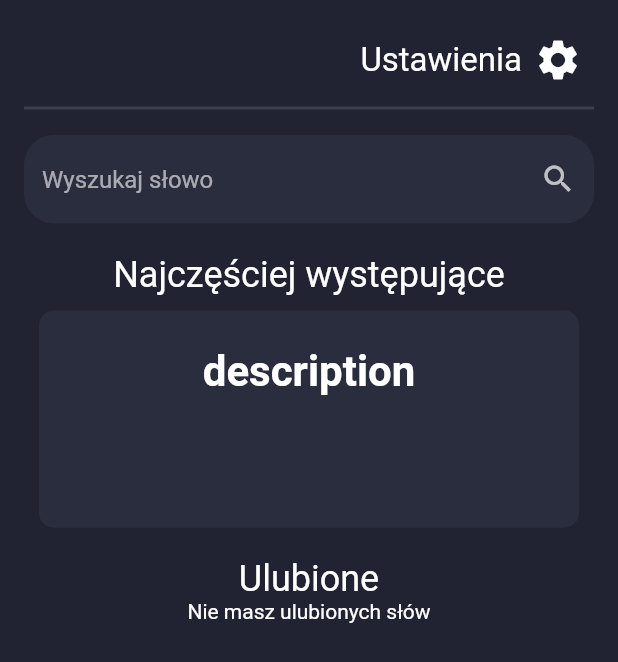
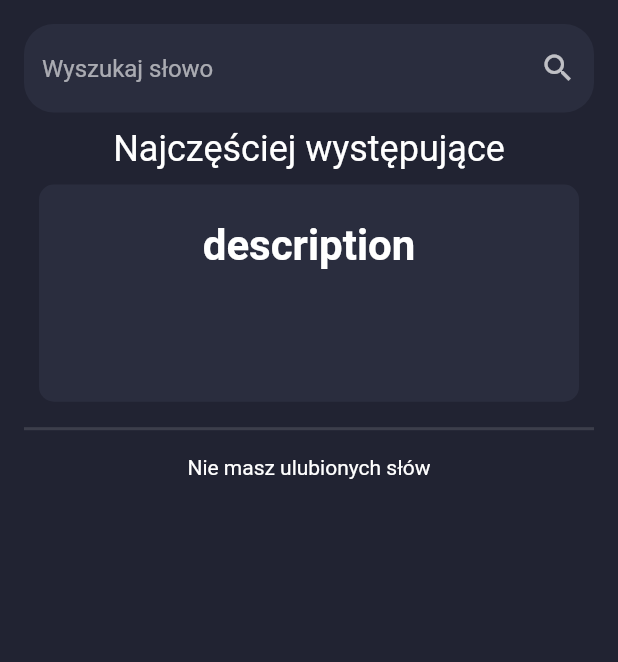
Before and after one commit to BartoszJab/flutter-english-vocab, a Flutter app: the screen it shows after launch, on a phone screen of 412 x 824 dp. Shown: the top 662 px of the screen. Run offline on Flutter 3.47's test engine with Material 2 defaults, Android fonts, the light colour scheme and no system bars; our stand-ins replace bloc, equatable, flutter_bloc, sqflite; accounts and stored records are empty.

Commit message:
final touches

```diff
--- a/lib/constants.dart
+++ b/lib/constants.dart
@@ -4,3 +4,5 @@ import 'package:flutter/material.dart';
 const primaryColor = Color(0xFF2697FF);
 const secondaryColor = Color(0xFF2A2D3E);
 const backgroundColor = Color(0xFF212332);
+
+const labelSize = 24.0;
--- a/lib/views/home_page.dart
+++ b/lib/views/home_page.dart
@@ -8,6 +8,7 @@ import 'package:flutter_english_app/repositories/word_repository.dart';
 import 'package:flutter_english_app/views/translation_page.dart';
 import 'package:flutter_english_app/views/word_page.dart';
 import 'package:flutter_english_app/widgets/home_page/common_word_widget.dart';
+import 'package:flutter_english_app/widgets/home_page/favorite_words_widget.dart';
 import 'package:flutter_english_app/widgets/home_page/search_word_widget.dart';
 import 'package:flutter_bloc/flutter_bloc.dart';
 
@@ -61,75 +62,17 @@ class _HomePageState extends State<HomePage> {
             child: Padding(
               padding: const EdgeInsets.all(16.0),
               child: Column(
-                children: [
-                  Row(
-                    mainAxisAlignment: MainAxisAlignment.end,
-                    children: [
-                      const Text(
-                        "Ustawienia",
-                        style: TextStyle(fontSize: 22),
-                      ),
-                      IconButton(
-                        iconSize: 32,
-                        icon: const Icon(Icons.settings),
-                        onPressed: () {},
-                      )
-                    ],
-                  ),
-                  const Divider(
+                children: const [
+                  SearchWordWidget(),
+                  SizedBox(height: 10),
+                  CommonWordWidget(),
+                  Divider(
                     thickness: 2.0,
                   ),
-                  const SizedBox(
+                  SizedBox(
                     height: 10,
                   ),
-                  const SearchWordWidget(),
-                  const SizedBox(height: 20),
-                  const CommonWordWidget(),
-                  const SizedBox(
-                    height: 10,
-                  ),
-                  const Text(
-                    "Ulubione",
-                    style: TextStyle(fontSize: 24.0),
-                  ),
-                  BlocBuilder<FavoriteWordsBloc, FavoriteWordsState>(
-                    builder: (context, state) {
-                      if (state is FavoriteWordsLoadedWordsState) {
-                        if (state.favoriteWords.isEmpty) {
-                          return const Text("Nie masz ulubionych słów");
-                        }
-
-                        // return Text(state.favoriteWords.length.toString());
-                        return Expanded(
-                          child: ListView.builder(
-                            itemCount: state.favoriteWords.length,
-                            itemBuilder: (context, index) {
-                              return Card(
-                                color: secondaryColor,
-                                child: ListTile(
-                                  onTap: () => context
-                                      .read<WordSearchBloc>()
-                                      .add(LoadWordEvent(
-                                          searchedWord:
-                                              state.favoriteWords[index])),
-                                  leading: Text((index + 1).toString()),
-                                  title: Text(state.favoriteWords[index]),
-                                  trailing: IconButton(
-                                    icon: const Icon(Icons.delete),
-                                    onPressed: () => context
-                                        .read<FavoriteWordsBloc>()
-                                        .add(FavoriteWordsAddRemoveEvent(
-                                            state.favoriteWords[index])),
-                                  ),
-                                ),
-                              );
-                            },
-                          ),
-                        );
-                      }
-                      return Container();
-                    },
-                  )
+                  FavoriteWordsWidget(),
                 ],
               ),
             ),
--- a/lib/widgets/home_page/common_word_widget.dart
+++ b/lib/widgets/home_page/common_word_widget.dart
@@ -53,7 +53,7 @@ class _CommonWordWidgetState extends State<CommonWordWidget> {
       children: [
         const Text(
           'Najczęściej występujące',
-          style: TextStyle(fontSize: 24.0),
+          style: TextStyle(fontSize: labelSize),
         ),
         SizedBox(
           height: MediaQuery.of(context).size.height * 0.2,
```
